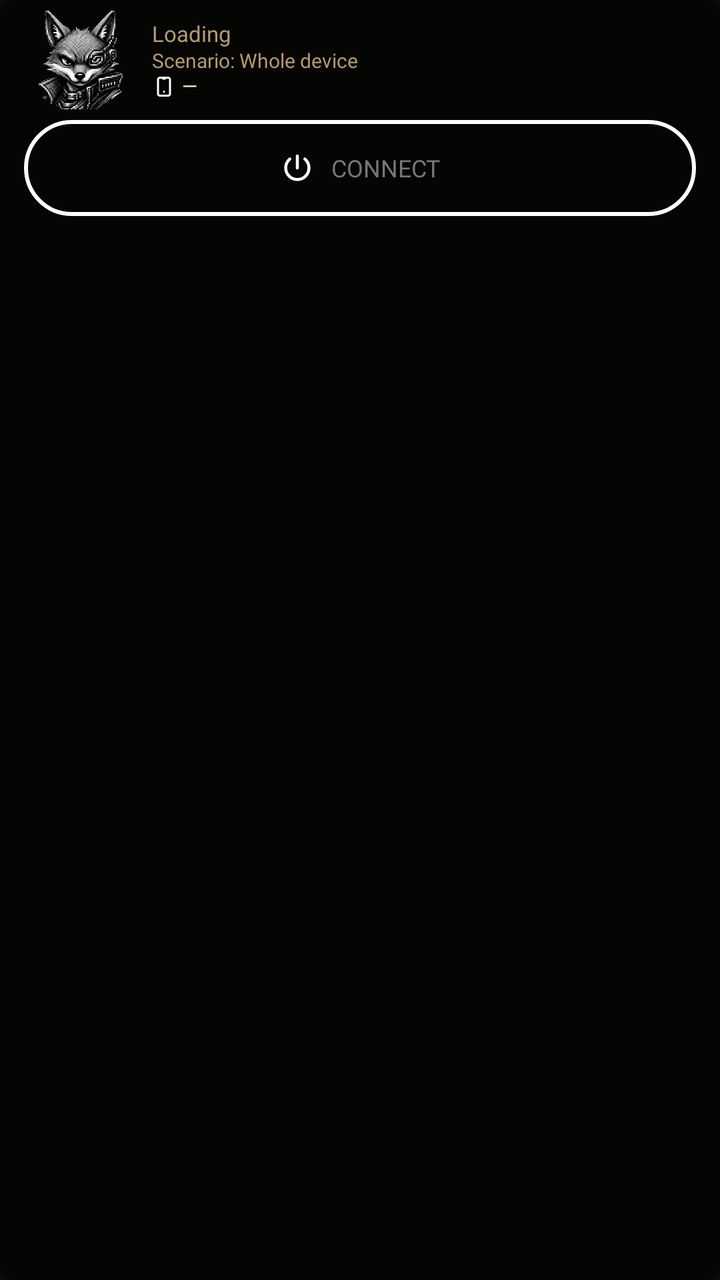
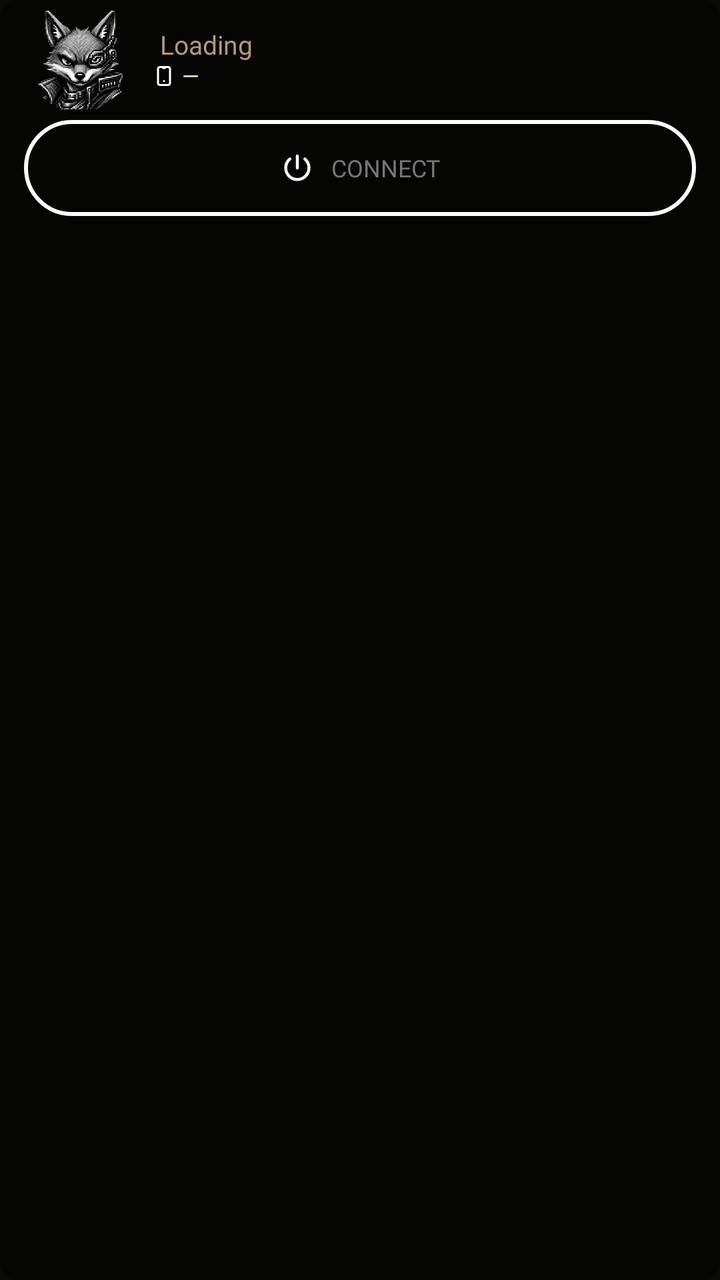

Before-and-after screenshots of an Android layout around one commit, followed by the original layout XML and the change that was made.
<!-- AndroidManifest.xml: application theme Theme.Foxhole.Vpn -->
<!-- res/layout/widget_status_compact.xml -->
<FrameLayout xmlns:android="http://schemas.android.com/apk/res/android"
    android:id="@+id/widget_status_root"
    android:layout_width="match_parent"
    android:layout_height="match_parent">

    <ImageView
        android:id="@+id/widget_status_background"
        android:layout_width="match_parent"
        android:layout_height="match_parent"
        android:importantForAccessibility="no"
        android:scaleType="fitXY"
        android:src="@drawable/widget_status_background_dark" />

    <LinearLayout
        android:id="@+id/widget_status_content"
        android:layout_width="match_parent"
        android:layout_height="wrap_content"
        android:layout_gravity="center_horizontal"
        android:gravity="center_horizontal"
        android:orientation="vertical"
        android:paddingHorizontal="12dp"
        android:paddingVertical="2dp">

        <LinearLayout
            android:id="@+id/widget_status_header"
            android:layout_gravity="center_horizontal"
            android:layout_width="match_parent"
            android:layout_height="wrap_content"
            android:gravity="center_vertical"
            android:orientation="horizontal">
            <FrameLayout
                android:id="@+id/widget_status_logo_touch"
                android:layout_width="56dp"
                android:layout_height="56dp"
                android:contentDescription="@string/widget_open_app"
                android:focusable="true">
                <ImageView
                    android:id="@+id/widget_status_logo"
                    android:layout_width="56dp"
                    android:layout_height="56dp"
                    android:layout_gravity="center"
                    android:importantForAccessibility="no"
                    android:src="@drawable/ic_launcher_openwrt" />
            </FrameLayout>

            <LinearLayout
                android:layout_width="0dp"
                android:layout_weight="1"
                android:layout_height="wrap_content"
                android:layout_marginStart="8dp"
                android:gravity="start|center_vertical"
                android:orientation="vertical">
                <TextView
                    android:id="@+id/widget_status_label"
                    android:layout_width="match_parent"
                    android:layout_height="wrap_content"
                    android:ellipsize="end"
                    android:fontFamily="@font/tiny5_regular"
                    android:gravity="start|center_vertical"
                    android:maxLines="1"
                    android:includeFontPadding="false"
                    android:text="@string/widget_loading"
                    android:textColor="#B49A76"
                    android:textSize="11sp" />
                <TextView
                    android:id="@+id/widget_status_scenario"
                    android:layout_width="match_parent"
                    android:layout_height="wrap_content"
                    android:layout_marginTop="1dp"
                    android:fontFamily="@font/jetbrains_mono_bold"
                    android:includeFontPadding="false"
                    android:gravity="start|center_vertical"
                    android:text="@string/vpn_scenario_status_whole"
                    android:textColor="#B49A76"
                    android:textSize="10sp" />
                <LinearLayout
                    android:layout_width="match_parent"
                    android:layout_height="wrap_content"
                    android:layout_marginTop="1dp"
                    android:gravity="start|center_vertical"
                    android:orientation="horizontal">
                    <ImageView
                        android:id="@+id/widget_status_device"
                        android:layout_width="12dp"
                        android:layout_height="12dp"
                        android:layout_marginEnd="3dp"
                        android:importantForAccessibility="no"
                        android:src="@drawable/widget_status_device" />
                    <ImageView
                        android:id="@+id/widget_status_flag"
                        android:layout_width="wrap_content"
                        android:layout_height="wrap_content"
                        android:layout_marginEnd="4dp"
                        android:importantForAccessibility="no"
                        android:scaleType="fitCenter"
                        android:visibility="gone" />
                    <TextView
                        android:id="@+id/widget_status_detail"
                        android:layout_width="0dp"
                        android:layout_weight="1"
                        android:layout_height="wrap_content"
                        android:ellipsize="end"
                        android:fontFamily="@font/jetbrains_mono_bold"
                        android:gravity="start|center_vertical"
                        android:maxLines="1"
                        android:includeFontPadding="false"
                        android:text="@string/widget_detail_empty"
                        android:textColor="#F0E6D6"
                        android:textSize="@dimen/widget_compact_detail_text_size" />
                </LinearLayout>
            </LinearLayout>
        </LinearLayout>

        <LinearLayout
            android:id="@+id/widget_status_action_row"
            android:layout_width="match_parent"
            android:layout_height="48dp"
            android:layout_marginTop="2dp"
            android:orientation="horizontal"
            android:gravity="center">
            <FrameLayout
                android:id="@+id/widget_status_power_touch"
                android:layout_width="match_parent"
                android:minWidth="48dp"
                android:layout_height="48dp"
                android:contentDescription="@string/widget_connect"
                android:enabled="false"
                android:focusable="true">
                <ImageView
                    android:id="@+id/widget_status_power_surface"
                    android:visibility="gone"
                    android:layout_width="match_parent"
                    android:layout_height="match_parent"
                    android:importantForAccessibility="no"
                    android:src="@drawable/widget_status_action_surface" />
                <ImageView
                    android:id="@+id/widget_status_power_ring"
                    android:layout_width="match_parent"
                    android:layout_height="match_parent"
                    android:importantForAccessibility="no"
                    android:src="@drawable/widget_status_action_outline" />
                <LinearLayout
                    android:layout_width="match_parent"
                    android:layout_height="match_parent"
                    android:gravity="center"
                    android:orientation="horizontal"
                    android:paddingHorizontal="12dp">
                    <ImageView
                        android:id="@+id/widget_status_power_icon"
                        android:layout_width="18dp"
                        android:layout_height="18dp"
                        android:importantForAccessibility="no"
                        android:src="@drawable/widget_status_power" />
                    <TextView
                        android:id="@+id/widget_status_power_label"
                        android:layout_width="wrap_content"
                        android:layout_height="wrap_content"
                        android:layout_marginStart="8dp"
                        android:ellipsize="end"
                        android:fontFamily="@font/jetbrains_mono_bold"
                        android:importantForAccessibility="no"
                        android:maxLines="1"
                        android:text="@string/widget_connect"
                        android:textColor="#777777"
                        android:textSize="12sp" />
                </LinearLayout>
            </FrameLayout>
        </LinearLayout>
    </LinearLayout>
</FrameLayout>
<!-- resources referenced by this layout -->
<resources>
  <dimen name="widget_compact_detail_text_size">10sp</dimen>
  <!-- drawable ic_launcher_openwrt: png bitmap (drawable-nodpi, 232133 bytes) -->
  <!-- drawable widget_status_action_outline (drawable) -->
  <shape xmlns:android="http://schemas.android.com/apk/res/android" android:shape="rectangle">
      <solid android:color="@android:color/transparent" />
      <corners android:radius="24dp" />
      <stroke android:width="2dp" android:color="@android:color/white" />
  </shape>
  <!-- drawable widget_status_action_surface (drawable) -->
  <shape xmlns:android="http://schemas.android.com/apk/res/android" android:shape="rectangle">
      <solid android:color="@android:color/transparent" />
      <corners android:radius="24dp" />
  </shape>
  <!-- drawable widget_status_background_dark (drawable) -->
  <shape xmlns:android="http://schemas.android.com/apk/res/android" android:shape="rectangle">
      <corners android:radius="8dp" />
      <solid android:color="#80000000" />
  </shape>
  <!-- drawable widget_status_device (drawable) -->
  <?xml version="1.0" encoding="utf-8"?>
  <vector xmlns:android="http://schemas.android.com/apk/res/android"
      android:width="24dp"
      android:height="24dp"
      android:viewportWidth="24"
      android:viewportHeight="24">
      <path
          android:pathData="M6 5a2 2 0 0 1 2 -2h8a2 2 0 0 1 2 2v14a2 2 0 0 1 -2 2h-8a2 2 0 0 1 -2 -2v-14"
          android:strokeColor="#FFFFFFFF"
          android:strokeWidth="2"
          android:strokeLineCap="round"
          android:strokeLineJoin="round"
          android:fillColor="#00000000" />
      <path
          android:pathData="M11 4h2"
          android:strokeColor="#FFFFFFFF"
          android:strokeWidth="2"
          android:strokeLineCap="round"
          android:strokeLineJoin="round"
          android:fillColor="#00000000" />
      <path
          android:pathData="M12 17v.01"
          android:strokeColor="#FFFFFFFF"
          android:strokeWidth="2"
          android:strokeLineCap="round"
          android:strokeLineJoin="round"
          android:fillColor="#00000000" />
  </vector>
  <!-- drawable widget_status_power (drawable) -->
  <?xml version="1.0" encoding="utf-8"?>
  <vector xmlns:android="http://schemas.android.com/apk/res/android"
      android:width="24dp"
      android:height="24dp"
      android:viewportWidth="24"
      android:viewportHeight="24">
      <path
          android:pathData="M7 6a7.75 7.75 0 1 0 10 0"
          android:strokeColor="#FFFFFFFF"
          android:strokeWidth="2"
          android:strokeLineCap="round"
          android:strokeLineJoin="round"
          android:fillColor="#00000000" />
      <path
          android:pathData="M12 4l0 8"
          android:strokeColor="#FFFFFFFF"
          android:strokeWidth="2"
          android:strokeLineCap="round"
          android:strokeLineJoin="round"
          android:fillColor="#00000000" />
  </vector>
  <string name="vpn_scenario_status_whole">Scenario: Whole device</string>
  <string name="widget_connect">CONNECT</string>
  <string name="widget_detail_empty">—</string>
  <string name="widget_loading">Loading</string>
  <string name="widget_open_app">Open FoxHole VPN</string>
  <style name="Theme.Foxhole.Vpn" parent="Theme.AppCompat.DayNight.NoActionBar">
          <item name="android:windowLightStatusBar">false</item>
          <item name="android:statusBarColor">@android:color/transparent</item>
          <item name="android:navigationBarColor">@android:color/transparent</item>
          <item name="android:windowActionModeOverlay">true</item>
          <item name="android:windowBackground">#0B0A08</item>
          <item name="android:windowSplashScreenAnimatedIcon" tools:targetApi="s">@drawable/ic_splash_logo</item>
      </style>
  <!-- drawable ic_splash_logo (drawable) -->
  <?xml version="1.0" encoding="utf-8"?>
  <inset xmlns:android="http://schemas.android.com/apk/res/android"
      android:inset="78dp">
      <bitmap android:src="@drawable/ic_launcher_openwrt" android:gravity="fill" android:filter="true" />
  </inset>
</resources>

<!-- the commit's change to res/layout/widget_status_compact.xml (unified diff, before → after) -->
@@ -50,29 +50,31 @@
                 android:layout_marginStart="8dp"
                 android:gravity="start|center_vertical"
                 android:orientation="vertical">
-                <TextView
-                    android:id="@+id/widget_status_label"
+                <LinearLayout
                     android:layout_width="match_parent"
                     android:layout_height="wrap_content"
-                    android:ellipsize="end"
-                    android:fontFamily="@font/tiny5_regular"
                     android:gravity="start|center_vertical"
-                    android:maxLines="1"
-                    android:includeFontPadding="false"
-                    android:text="@string/widget_loading"
-                    android:textColor="#B49A76"
-                    android:textSize="11sp" />
-                <TextView
-                    android:id="@+id/widget_status_scenario"
-                    android:layout_width="match_parent"
-                    android:layout_height="wrap_content"
-                    android:layout_marginTop="1dp"
-                    android:fontFamily="@font/jetbrains_mono_bold"
-                    android:includeFontPadding="false"
-                    android:gravity="start|center_vertical"
-                    android:text="@string/vpn_scenario_status_whole"
-                    android:textColor="#B49A76"
-                    android:textSize="10sp" />
+                    android:orientation="horizontal">
+                    <ImageView
+                        android:id="@+id/widget_status_scenario_icon"
+                        android:layout_width="wrap_content"
+                        android:layout_height="wrap_content"
+                        android:layout_marginEnd="4dp"
+                        android:importantForAccessibility="no" />
+                    <TextView
+                        android:id="@+id/widget_status_label"
+                        android:layout_width="0dp"
+                        android:layout_weight="1"
+                        android:layout_height="wrap_content"
+                        android:ellipsize="end"
+                        android:fontFamily="@font/tiny5_regular"
+                        android:gravity="start|center_vertical"
+                        android:maxLines="1"
+                        android:includeFontPadding="false"
+                        android:text="@string/widget_loading"
+                        android:textColor="#B49A76"
+                        android:textSize="13sp" />
+                </LinearLayout>
                 <LinearLayout
                     android:layout_width="match_parent"
                     android:layout_height="wrap_content"
@@ -106,7 +108,7 @@
                         android:includeFontPadding="false"
                         android:text="@string/widget_detail_empty"
                         android:textColor="#F0E6D6"
-                        android:textSize="@dimen/widget_compact_detail_text_size" />
+                        android:textSize="11sp" />
                 </LinearLayout>
             </LinearLayout>
         </LinearLayout>
<!-- resource entries referenced after the edit -->
@@ -1,6 +1,5 @@
 <!-- resources referenced by this layout -->
 <resources>
-  <dimen name="widget_compact_detail_text_size">10sp</dimen>
   <!-- drawable ic_launcher_openwrt: png bitmap (drawable-nodpi, 232133 bytes) -->
   <!-- drawable widget_status_action_outline (drawable) -->
   <shape xmlns:android="http://schemas.android.com/apk/res/android" android:shape="rectangle">
@@ -69,7 +68,6 @@
           android:strokeLineJoin="round"
           android:fillColor="#00000000" />
   </vector>
-  <string name="vpn_scenario_status_whole">Scenario: Whole device</string>
   <string name="widget_connect">CONNECT</string>
   <string name="widget_detail_empty">—</string>
   <string name="widget_loading">Loading</string>
